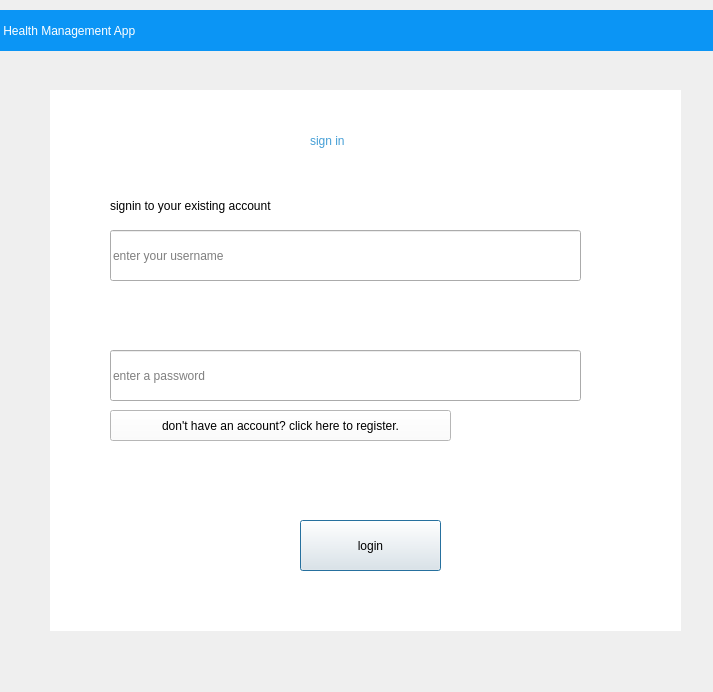
First picture: the form in signin.ui, repository sasank-paria/python_mini_proj, before the edit.
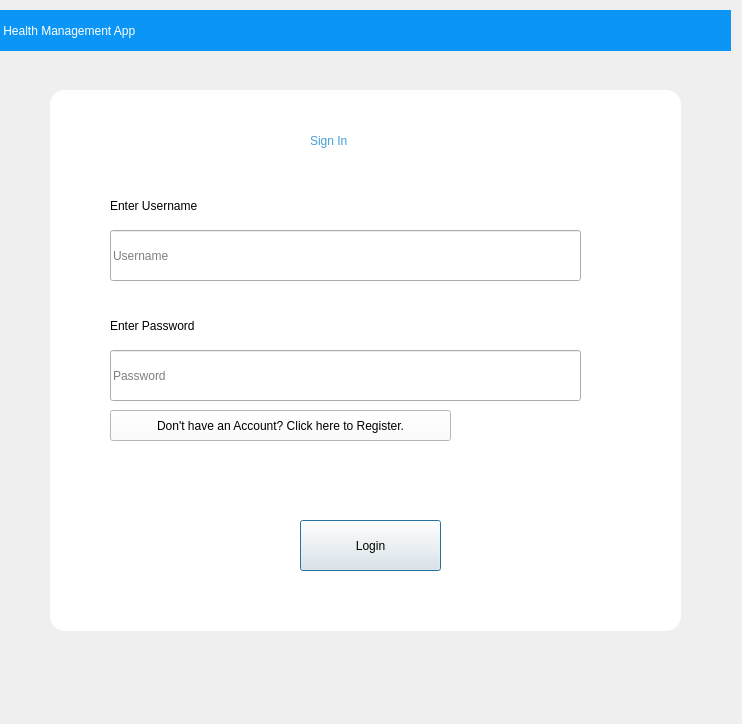
Second picture: the form after the edit.

Commit message: homepage beautification

```diff
--- a/signin.ui
+++ b/signin.ui
@@ -6,8 +6,8 @@
    <rect>
     <x>0</x>
     <y>0</y>
-    <width>713</width>
-    <height>692</height>
+    <width>742</width>
+    <height>724</height>
    </rect>
   </property>
   <property name="windowTitle">
@@ -42,10 +42,20 @@
      </rect>
     </property>
     <property name="styleSheet">
-     <string notr="true">font: 14pt &quot;MS Sans Serif&quot;;</string>
+     <string notr="true">
+QLineEdit {
+border: 2px solid #803CE0
+}
+
+QLineEdit:hover {
+  background-color:#87cefa
+};
+
+Border-radius:10px;
+font: 14pt &quot;MS Sans Serif&quot;;</string>
     </property>
     <property name="placeholderText">
-     <string>enter your username</string>
+     <string>Username</string>
     </property>
    </widget>
    <widget class="QLineEdit" name="signin_password_field">
@@ -58,10 +68,19 @@
      </rect>
     </property>
     <property name="styleSheet">
-     <string notr="true">font: 14pt &quot;MS Sans Serif&quot;;</string>
+     <string notr="true">
+QLineEdit {
+border: 2px solid #803CE0
+}
+
+QLineEdit:hover {
+  background-color:#87cefa
+};
+Border-radius:10px;
+font: 14pt &quot;MS Sans Serif&quot;;</string>
     </property>
     <property name="placeholderText">
-     <string>enter a password</string>
+     <string>Password</string>
     </property>
    </widget>
    <widget class="QLabel" name="label_2">
@@ -79,7 +98,7 @@
 color: rgb(70, 159, 214);</string>
     </property>
     <property name="text">
-     <string>sign in</string>
+     <string>Sign In</string>
     </property>
    </widget>
    <widget class="QLabel" name="label_3">
@@ -119,10 +138,11 @@
 };
 
 color:rgb(255, 255, 255);
-font: 75 14pt &quot;MS Sans Serif&quot;;</string>
+font: 75 14pt &quot;MS Sans Serif&quot;;
+Border-radius:10px;</string>
     </property>
     <property name="text">
-     <string>login</string>
+     <string>Login</string>
     </property>
    </widget>
    <widget class="QLabel" name="label">
@@ -155,7 +175,8 @@
      </rect>
     </property>
     <property name="styleSheet">
-     <string notr="true">background-color: rgb(255, 255, 255);</string>
+     <string notr="true">border-radius: 15px;
+background-color: rgb(255, 255, 255);</string>
     </property>
     <property name="text">
      <string/>
@@ -174,7 +195,7 @@
      <string notr="true">font: 10pt &quot;MS Shell Dlg 2&quot;;</string>
     </property>
     <property name="text">
-     <string>signin to your existing account</string>
+     <string>Enter Username</string>
     </property>
    </widget>
    <widget class="QLabel" name="messagefield">
@@ -207,7 +228,23 @@
      <string notr="true">background-color: rgb(255, 255, 255);</string>
     </property>
     <property name="text">
-     <string>don't have an account? click here to register.</string>
+     <string>Don't have an Account? Click here to Register.</string>
+    </property>
+   </widget>
+   <widget class="QLabel" name="label_5">
+    <property name="geometry">
+     <rect>
+      <x>110</x>
+      <y>300</y>
+      <width>141</width>
+      <height>31</height>
+     </rect>
+    </property>
+    <property name="styleSheet">
+     <string notr="true">font: 10pt &quot;MS Shell Dlg 2&quot;;</string>
+    </property>
+    <property name="text">
+     <string>Enter Password</string>
     </property>
    </widget>
    <zorder>label_4</zorder>
@@ -220,6 +257,7 @@
    <zorder>label_6</zorder>
    <zorder>messagefield</zorder>
    <zorder>click_here_toregister</zorder>
+   <zorder>label_5</zorder>
   </widget>
  </widget>
  <resources/>
```
The commit also changes 2 other files.
